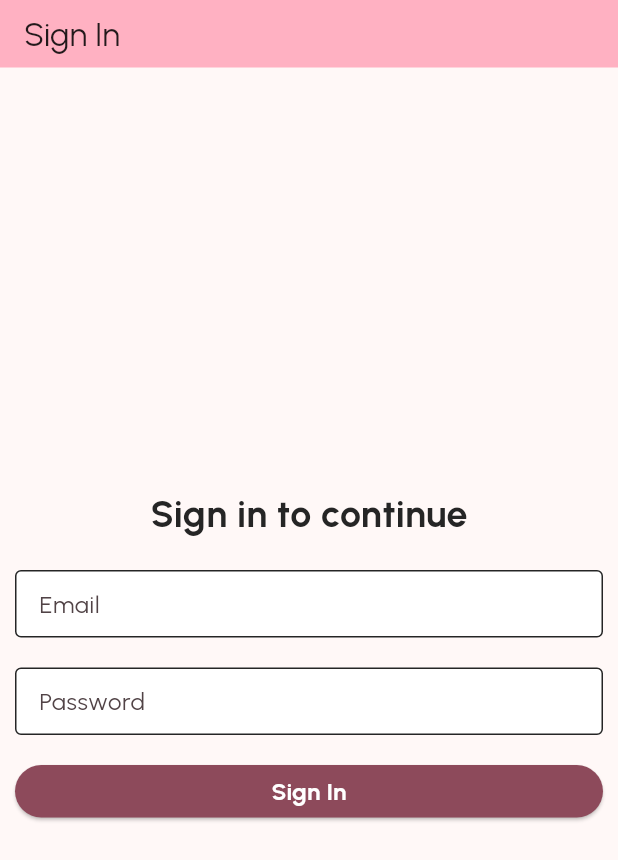
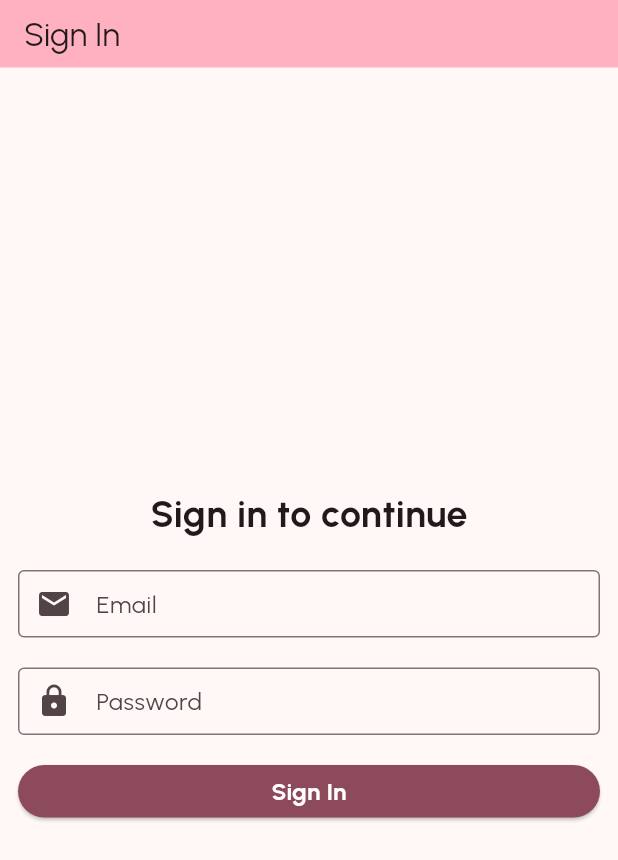
Before and after one commit to elisoft-engineer/todo-ui, a Flutter app: the screen it shows after launch, on a phone screen of 412 x 824 dp. Shown: the top 860 px of the screen. Run offline on Flutter 3.47's test engine with Material 3 defaults, Android fonts, the phone set to English and light mode, and no system bars; our stand-ins replace curved_navigation_bar, flutter_dotenv, shared_preferences, top_snackbar_flutter.

Commit message:
Add prefix icons to TextFields

```diff
--- a/lib/auth/signin_page.dart
+++ b/lib/auth/signin_page.dart
@@ -89,7 +89,7 @@ class _SigninPageState extends State<SigninPage> {
     return Scaffold(
       appBar: TopBar(title: "Sign In"),
       body: Padding(
-        padding: const EdgeInsets.all(10.0),
+        padding: const EdgeInsets.all(12.0),
         child: Center(
           child: SizedBox(
             width: MediaQuery.of(context).size.width,
@@ -98,22 +98,27 @@ class _SigninPageState extends State<SigninPage> {
               crossAxisAlignment: CrossAxisAlignment.center,
               spacing: 20,
               children: [
-                Text(
-                  "Sign in to continue",
-                  style: CustomTextStyles.h3.copyWith(
-                    color: CustomColors.textColor,
-                  ),
-                ),
+                Text("Sign in to continue", style: CustomTextStyles.h3),
                 SizedBox(
                   height: 45,
                   child: TextField(
                     keyboardType: TextInputType.emailAddress,
                     controller: emailController,
-                    style: CustomTextStyles.b2.copyWith(
-                      color: CustomColors.textColor,
-                    ),
-                    decoration: customInputDecoration.copyWith(
+                    style: CustomTextStyles.b2,
+                    decoration: InputDecoration(
                       labelText: "Email",
+                      prefixIcon: Icon(Icons.email),
+                      focusedBorder: OutlineInputBorder(
+                        borderSide: BorderSide(
+                          color: Theme.of(context).colorScheme.primary,
+                          width: 2,
+                        ),
+                      ),
+                      border: OutlineInputBorder(
+                        borderSide: BorderSide(
+                          color: Theme.of(context).colorScheme.inversePrimary,
+                        ),
+                      ),
                     ),
                   ),
                 ),
@@ -124,8 +129,20 @@ class _SigninPageState extends State<SigninPage> {
                     controller: passwordController,
                     obscureText: true,
                     style: CustomTextStyles.b1,
-                    decoration: customInputDecoration.copyWith(
+                    decoration: InputDecoration(
                       labelText: "Password",
+                      prefixIcon: Icon(Icons.lock),
+                      focusedBorder: OutlineInputBorder(
+                        borderSide: BorderSide(
+                          color: Theme.of(context).colorScheme.primary,
+                          width: 2,
+                        ),
+                      ),
+                      border: OutlineInputBorder(
+                        borderSide: BorderSide(
+                          color: Theme.of(context).colorScheme.inversePrimary,
+                        ),
+                      ),
                     ),
                   ),
                 ),
```
